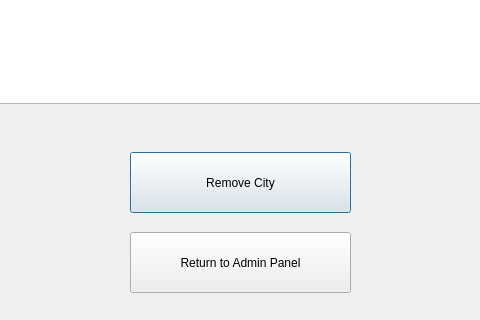
The-afroman/CS1D-vacation-project, file removecity.ui: the form before one commit; both pictures show x 260 to 740 and y 288 to 608 of the 1057 by 608 pixel window.
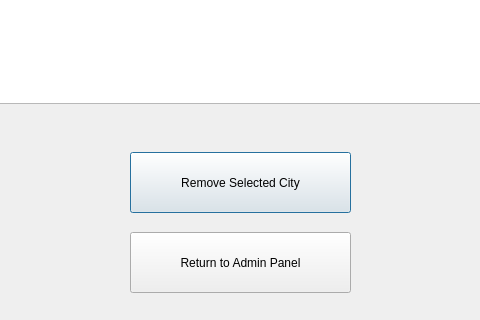
The form after the commit.

Commit message:
Updated UI and added Placeholder Texts
Updated Admin Panel UI along with submenus for more cohesive usage

Patch:
```diff
--- a/removecity.ui
+++ b/removecity.ui
@@ -42,7 +42,7 @@
     </rect>
    </property>
    <property name="text">
-    <string>Remove City</string>
+    <string>Remove Selected City</string>
    </property>
   </widget>
   <widget class="QPushButton" name="pushButton_2">
```
The commit also changes 2 other files.
